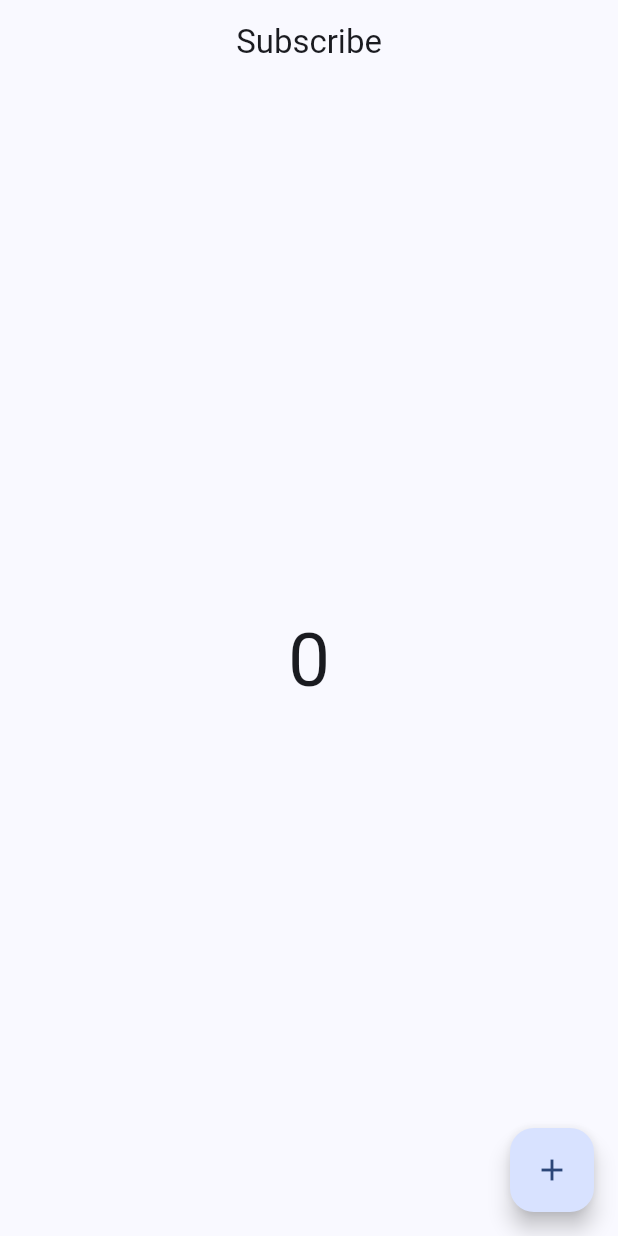
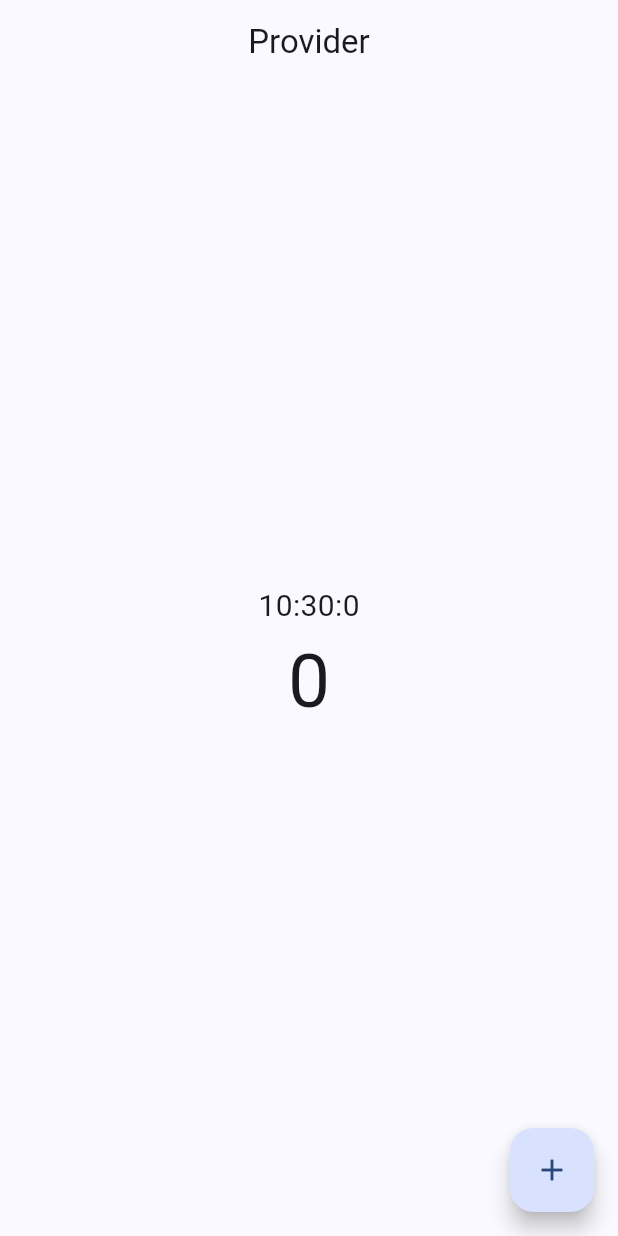
Before and after one commit to shahadat-coder/Provider-State-Management, a Flutter app: the first screen one second after launch, on a phone screen of 412 x 824 dp. Run offline on Flutter 3.47's test engine with Material 3 defaults, Android fonts, the phone set to English and light mode, and no system bars.

Commit message:
Why you need to learn Provider State Management

```diff
--- a/lib/main.dart
+++ b/lib/main.dart
@@ -1,5 +1,6 @@
 import 'package:flutter/material.dart';
 import 'package:provider_state_management/screens/stateful_widget_screen.dart';
+import 'package:provider_state_management/screens/why_provider_screen.dart';
 
 
 void main() {
@@ -19,7 +20,7 @@ class MyApp extends StatelessWidget {
         colorScheme: ColorScheme.fromSeed(seedColor: Colors.blueAccent),
         useMaterial3: true,
       ),
-      home:  const StateFulWidgetScreen(),
+      home:  const WhyProviderScreen(),
     );
   }
 }
--- /dev/null
+++ b/lib/screens/why_provider_screen.dart
@@ -0,0 +1,49 @@
+import 'dart:async';
+
+import 'package:flutter/material.dart';
+
+class WhyProviderScreen extends StatefulWidget {
+  const WhyProviderScreen({super.key});
+
+  @override
+  State<WhyProviderScreen> createState() => _WhyProviderScreenState();
+}
+
+class _WhyProviderScreenState extends State<WhyProviderScreen> {
+  int  count = 0;
+
+  @override
+  void initState() {
+    super.initState();
+    Timer.periodic(const Duration(seconds: 1), (timer) {
+      count++;
+      print(count);
+      setState(() {});
+    });
+  }
+
+  @override
+  Widget build(BuildContext context) {
+    return Scaffold(
+      appBar: AppBar(
+        title: const Text('Provider'),
+        centerTitle: true,
+      ),
+      body: Column(
+        crossAxisAlignment: CrossAxisAlignment.center,
+        mainAxisAlignment: MainAxisAlignment.center,
+        children: [
+          Center(child: Text('${DateTime.now().hour}:${DateTime.now().minute}:${DateTime.now().second}', style: const TextStyle(fontSize: 20),)),
+          Center(child: Text(count.toString(), style: const TextStyle(fontSize: 50),)),
+        ],
+      ),
+      floatingActionButton: FloatingActionButton(
+        onPressed: (){
+          count++;
+          print(count);
+        },
+        child: const Icon(Icons.add),
+      ),
+    );
+  }
+}
```
